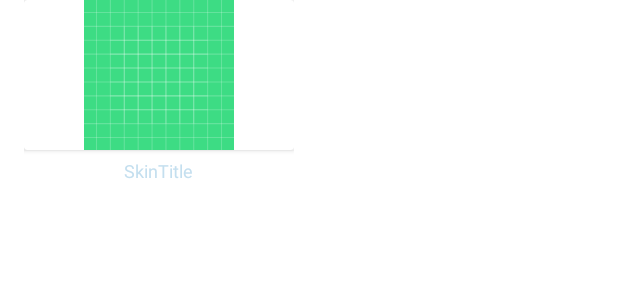
After one commit to jeaaanius/Skincap, an Android app: the layout child_recyclerview_items.xml on its own in the app's theme, with its tools: preview values and no code run, on a phone screen of 412 x 824 dp. The commit adds this screen. Shown: the top 300 px of the screen. Run offline under Robolectric (Android 15) with nearby library versions, the phone set to English and light mode, and no system bars.

Commit message:
bump current changes and added nested recyclerview

```diff
--- a/app/build.gradle
+++ b/app/build.gradle
@@ -37,6 +37,7 @@ dependencies {
     implementation 'com.google.android.material:material:1.3.0'
     implementation 'androidx.constraintlayout:constraintlayout:2.0.4'
     implementation 'androidx.legacy:legacy-support-v4:1.0.0'
+    implementation 'androidx.room:room-compiler:2.2.6'
     testImplementation 'junit:junit:4.+'
     androidTestImplementation 'androidx.test.ext:junit:1.1.2'
     androidTestImplementation 'androidx.test.espresso:espresso-core:3.3.0'
--- /dev/null
+++ b/app/src/main/res/layout/child_recyclerview_items.xml
@@ -0,0 +1,32 @@
+<?xml version="1.0" encoding="utf-8"?>
+<LinearLayout xmlns:android="http://schemas.android.com/apk/res/android"
+    xmlns:aap="http://schemas.android.com/apk/res-auto"
+    xmlns:app="http://schemas.android.com/tools"
+    android:orientation="vertical"
+    android:layout_width="wrap_content"
+    android:layout_marginStart="16dp"
+    android:layout_height="wrap_content"
+    app:ignore="NamespaceTypo">
+    <androidx.cardview.widget.CardView
+        android:layout_width="180dp"
+        android:layout_height="100dp"
+        app:cardCornerRadius="7dp"
+        app:cardElevation="5dp">
+        <ImageView
+            android:id="@+id/skin_image"
+            android:layout_width="match_parent"
+            android:layout_height="match_parent"
+            android:src="@drawable/ic_launcher_background"
+            app:layout_constraintTop_toTopOf="parent" />
+    </androidx.cardview.widget.CardView>
+
+    <TextView
+        android:layout_width="wrap_content"
+        android:layout_height="wrap_content"
+        android:text="SkinTitle"
+        android:textColor="#C4DFEF"
+        android:textSize="12sp"
+        android:id="@+id/skin_name"
+        android:layout_marginTop="5dp"
+        android:layout_gravity="center" />
+</LinearLayout>
```
Also changed, not shown: app/src/main/java/com/example/skincap/ui/home/ChildModel.java (added, +17 -0 lines), app/src/main/java/com/example/skincap/ui/home/ChildRecyclerViewAdapter.java (added, +54 -0 lines), app/src/main/java/com/example/skincap/ui/home/HomeFragment.java (+23 -4 lines), app/src/main/java/com/example/skincap/ui/home/ParentModel.java (added, +13 -0 lines), app/src/main/java/com/example/skincap/ui/home/ParentRecyclerViewAdapter.java (added, +94 -0 lines), app/src/main/res/layout/fragment_home.xml (+14 -4 lines), app/src/main/res/layout/parent_recyclerview_items.xml (added, +31 -0 lines).
